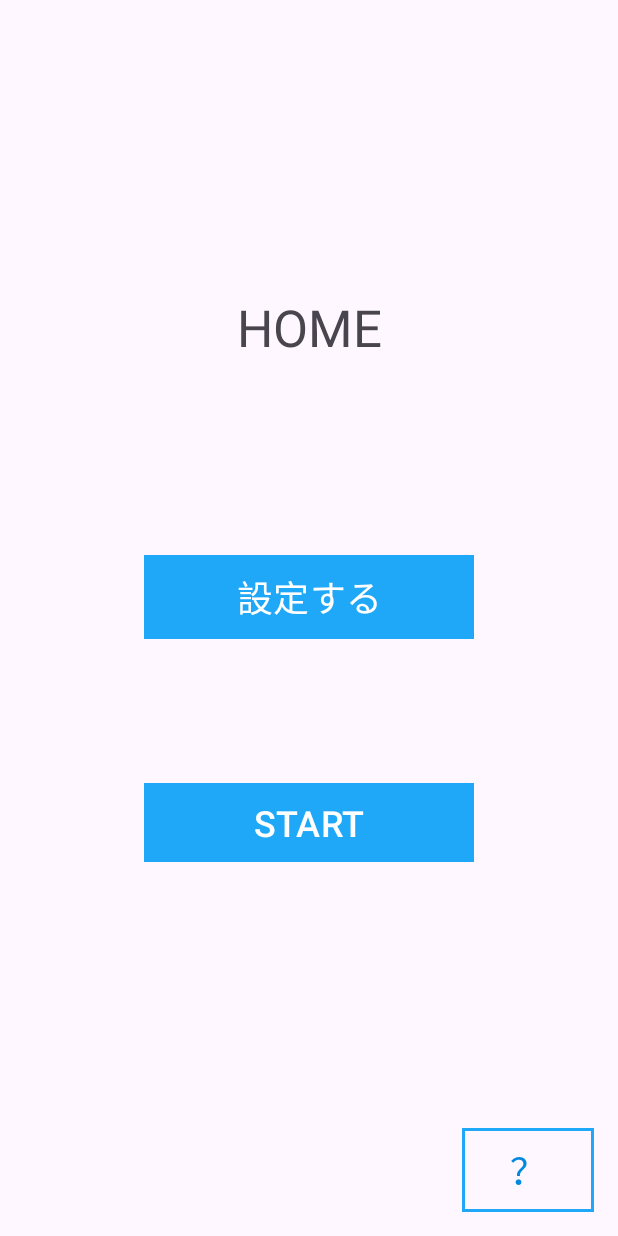
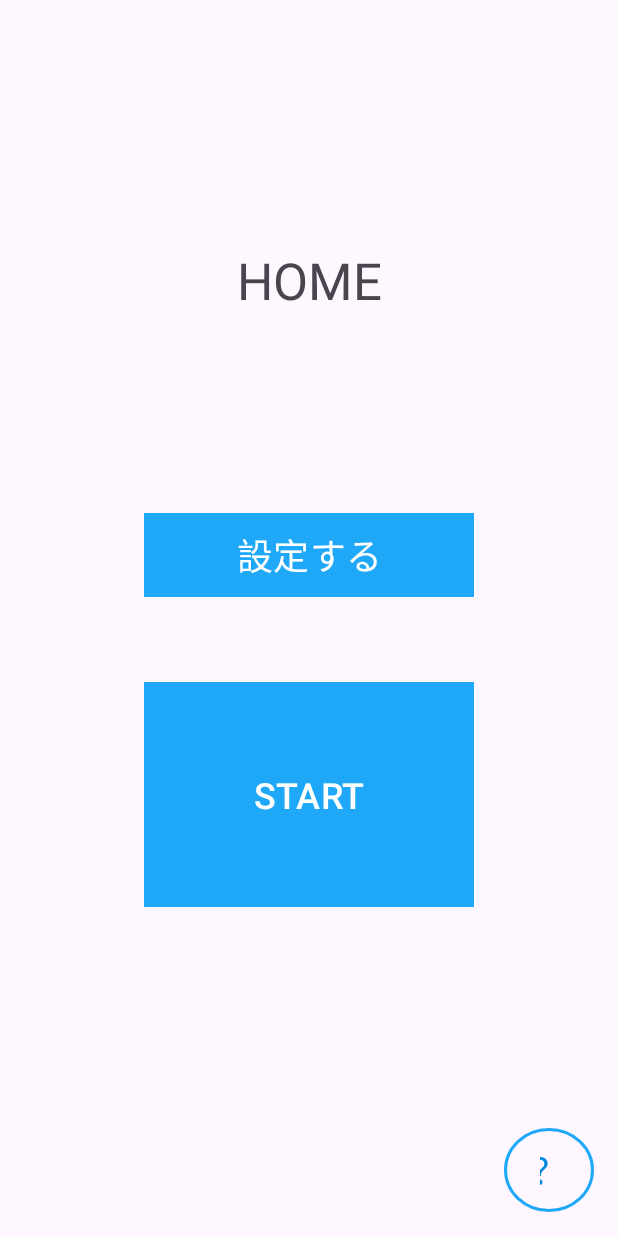
Before and after one commit to itc-s21014/pbl2, an Android app: the layout activity_home.xml on its own in the app's theme, with its tools: preview values and no code run, on a phone screen of 412 x 824 dp. Run offline under Robolectric (Android 15) with nearby library versions, the phone set to English and light mode, and no system bars.

Commit message:
ホーム画面　レイアウト変更

```diff
--- /dev/null
+++ b/app/src/main/res/drawable/maruiwaku.xml
@@ -0,0 +1,13 @@
+<?xml version="1.0" encoding="utf-8"?>
+<shape xmlns:android="http://schemas.android.com/apk/res/android"
+    android:shape="oval">
+
+    <!-- 背景色 -->
+    <solid android:color="@null" />
+
+    <!-- 枠線 width:線の幅、color:線の色 -->
+    <stroke
+        android:width="2dp"
+        android:color="#1FA8F8" />
+
+</shape>
--- a/app/src/main/res/layout/activity_home.xml
+++ b/app/src/main/res/layout/activity_home.xml
@@ -36,7 +36,7 @@
     <Button
         android:id="@+id/hmStart"
         android:layout_width="0dp"
-        android:layout_height="wrap_content"
+        android:layout_height="0dp"
         android:background="@drawable/partsdesign"
         android:backgroundTint="#1FA8F8"
         android:text="@string/hm_start"
@@ -44,6 +44,7 @@
         app:backgroundTint="@null"
         app:layout_constraintBottom_toTopOf="@+id/guideline22"
         app:layout_constraintEnd_toEndOf="parent"
+        app:layout_constraintHeight_max="200dp"
         app:layout_constraintStart_toStartOf="parent"
         app:layout_constraintTop_toTopOf="@+id/guideline21"
         app:layout_constraintWidth_max="220dp" />
@@ -54,39 +55,40 @@
         android:layout_height="wrap_content"
         android:layout_marginEnd="16dp"
         android:layout_marginBottom="16dp"
-        android:background="@drawable/partsdesign"
+        android:background="@drawable/maruiwaku"
         android:text="@string/hm_to_how_to_use"
         android:textColor="#0288DE"
         android:textSize="24sp"
         app:backgroundTint="@null"
         app:layout_constraintBottom_toBottomOf="parent"
-        app:layout_constraintEnd_toEndOf="parent" />
+        app:layout_constraintEnd_toEndOf="parent"
+        app:layout_constraintWidth_max="60dp" />
 
     <androidx.constraintlayout.widget.Guideline
         android:id="@+id/guideline19"
         android:layout_width="wrap_content"
         android:layout_height="wrap_content"
         android:orientation="horizontal"
-        app:layout_constraintGuide_begin="114dp" />
+        app:layout_constraintGuide_begin="87dp" />
 
     <androidx.constraintlayout.widget.Guideline
         android:id="@+id/guideline20"
         android:layout_width="wrap_content"
         android:layout_height="wrap_content"
         android:orientation="horizontal"
-        app:layout_constraintGuide_begin="322dp" />
+        app:layout_constraintGuide_begin="287dp" />
 
     <androidx.constraintlayout.widget.Guideline
         android:id="@+id/guideline21"
         android:layout_width="wrap_content"
         android:layout_height="wrap_content"
         android:orientation="horizontal"
-        app:layout_constraintGuide_begin="475dp" />
+        app:layout_constraintGuide_begin="455dp" />
 
     <androidx.constraintlayout.widget.Guideline
         android:id="@+id/guideline22"
         android:layout_width="wrap_content"
         android:layout_height="wrap_content"
         android:orientation="horizontal"
-        app:layout_constraintGuide_begin="622dp" />
+        app:layout_constraintGuide_begin="605dp" />
 </androidx.constraintlayout.widget.ConstraintLayout>
```
